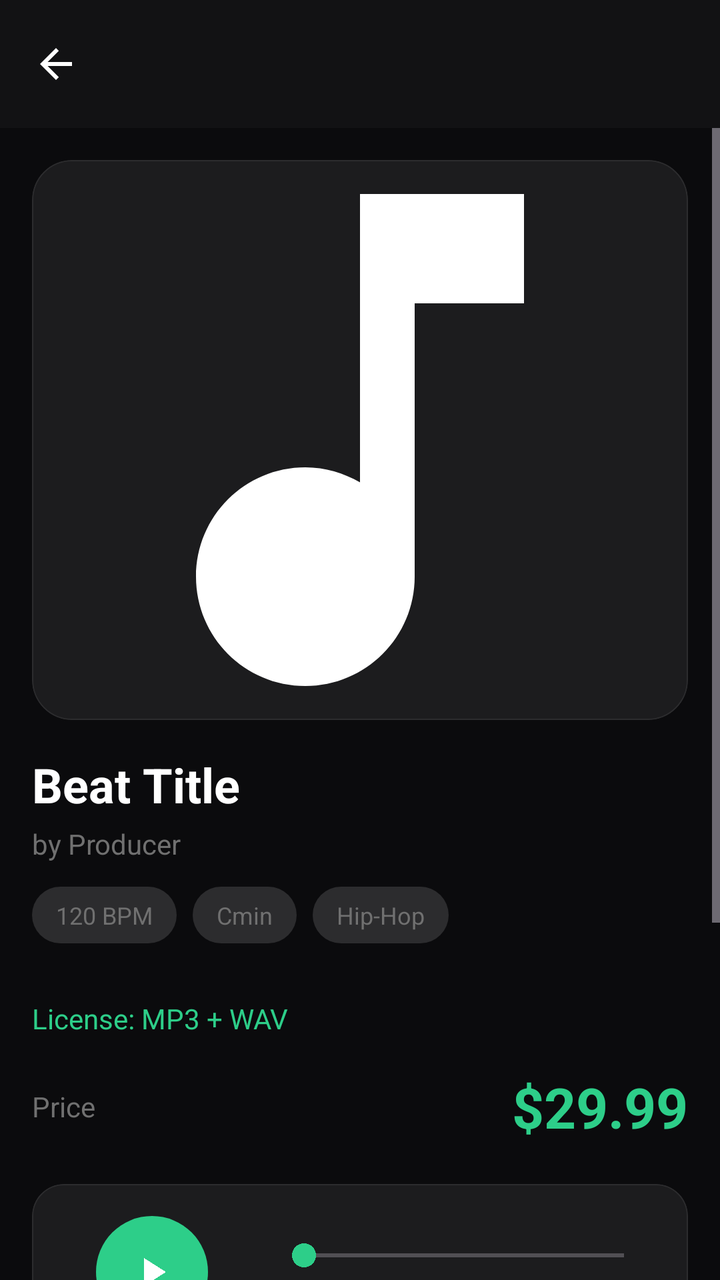
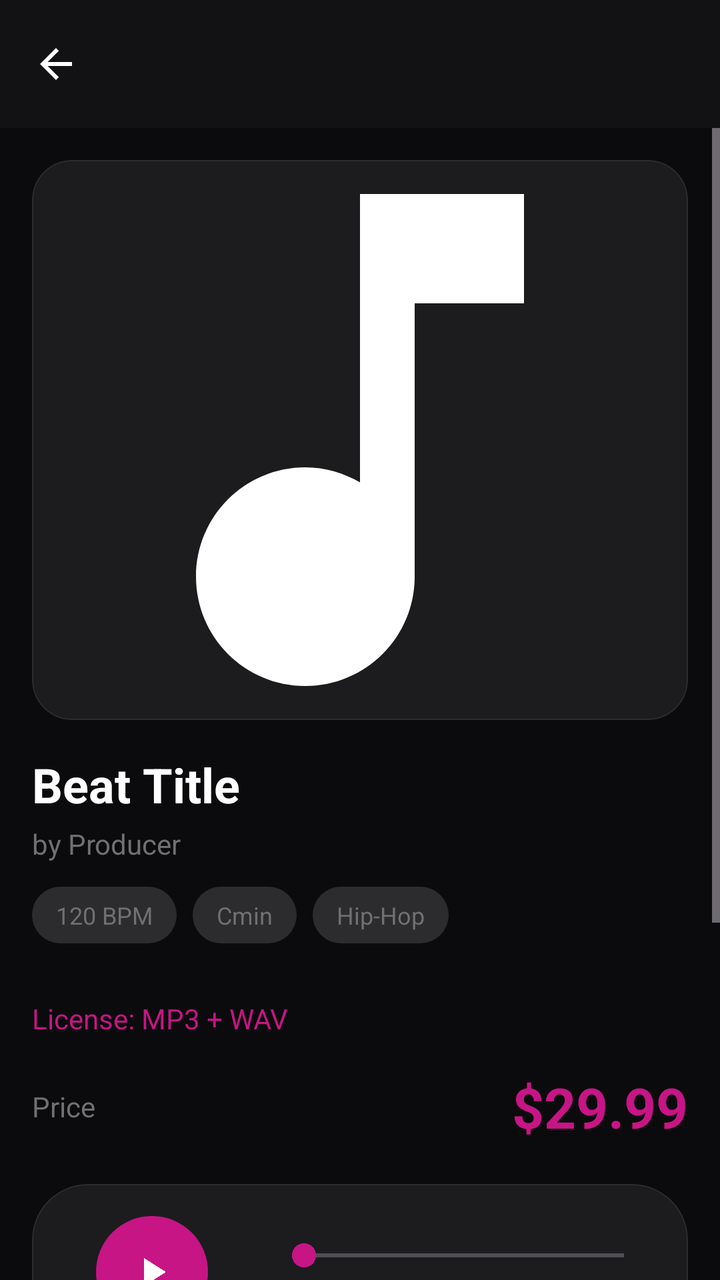

The first picture is an Android layout as it rendered before a commit; the second is the same layout after the commit. The layout source and the unified diff follow.
<!-- AndroidManifest.xml: activity theme Theme.BeatHouse.Dark -->
<!-- res/layout/activity_buyer_beat_detail.xml -->
<?xml version="1.0" encoding="utf-8"?>
<androidx.coordinatorlayout.widget.CoordinatorLayout
    xmlns:android="http://schemas.android.com/apk/res/android"
    xmlns:app="http://schemas.android.com/apk/res-auto"
    android:layout_width="match_parent"
    android:layout_height="match_parent"
    android:background="@color/background">

    <com.google.android.material.appbar.AppBarLayout
        android:layout_width="match_parent"
        android:layout_height="wrap_content"
        android:background="@color/surface"
        app:elevation="0dp">

        <com.google.android.material.appbar.MaterialToolbar
            android:id="@+id/toolbar"
            android:layout_width="match_parent"
            android:layout_height="?attr/actionBarSize"
            android:background="@color/surface"
            app:titleTextColor="@color/on_surface"
            app:navigationIcon="@drawable/ic_arrow_back"
            app:navigationIconTint="@color/on_surface" />

    </com.google.android.material.appbar.AppBarLayout>

    <ScrollView
        android:layout_width="match_parent"
        android:layout_height="match_parent"
        app:layout_behavior="@string/appbar_scrolling_view_behavior">

        <LinearLayout
            android:layout_width="match_parent"
            android:layout_height="wrap_content"
            android:orientation="vertical"
            android:padding="16dp">

            
            <com.google.android.material.card.MaterialCardView
                android:layout_width="match_parent"
                android:layout_height="280dp"
                android:layout_marginBottom="16dp"
                app:cardCornerRadius="20dp"
                app:cardElevation="0dp"
                app:strokeColor="@color/outline_variant"
                app:strokeWidth="0.5dp">

                <ImageView
                    android:id="@+id/ivCover"
                    android:layout_width="match_parent"
                    android:layout_height="match_parent"
                    android:scaleType="centerCrop"
                    android:src="@drawable/ic_music_note" />

            </com.google.android.material.card.MaterialCardView>

            
            <TextView
                android:id="@+id/tvTitle"
                android:layout_width="wrap_content"
                android:layout_height="wrap_content"
                android:text="Beat Title"
                android:textColor="@color/on_surface"
                android:textSize="24sp"
                android:textStyle="bold" />

            <TextView
                android:id="@+id/tvProducer"
                android:layout_width="wrap_content"
                android:layout_height="wrap_content"
                android:layout_marginTop="4dp"
                android:text="by Producer"
                android:textColor="@color/on_surface_secondary"
                android:textSize="14sp" />

            
            <LinearLayout
                android:layout_width="match_parent"
                android:layout_height="wrap_content"
                android:layout_marginTop="12dp"
                android:orientation="horizontal">

                <TextView
                    android:id="@+id/tvBpm"
                    android:layout_width="wrap_content"
                    android:layout_height="wrap_content"
                    android:background="@drawable/chip_background"
                    android:paddingHorizontal="12dp"
                    android:paddingVertical="6dp"
                    android:text="120 BPM"
                    android:textColor="@color/on_surface_secondary"
                    android:textSize="12sp" />

                <TextView
                    android:id="@+id/tvKey"
                    android:layout_width="wrap_content"
                    android:layout_height="wrap_content"
                    android:layout_marginStart="8dp"
                    android:background="@drawable/chip_background"
                    android:paddingHorizontal="12dp"
                    android:paddingVertical="6dp"
                    android:text="Cmin"
                    android:textColor="@color/on_surface_secondary"
                    android:textSize="12sp" />

                <TextView
                    android:id="@+id/tvGenre"
                    android:layout_width="wrap_content"
                    android:layout_height="wrap_content"
                    android:layout_marginStart="8dp"
                    android:background="@drawable/chip_background"
                    android:paddingHorizontal="12dp"
                    android:paddingVertical="6dp"
                    android:text="Hip-Hop"
                    android:textColor="@color/on_surface_secondary"
                    android:textSize="12sp" />

            </LinearLayout>

            
            <com.google.android.material.chip.ChipGroup
                android:id="@+id/chipGroupTags"
                android:layout_width="match_parent"
                android:layout_height="wrap_content"
                android:layout_marginTop="12dp" />

            
            <TextView
                android:id="@+id/tvLicense"
                android:layout_width="wrap_content"
                android:layout_height="wrap_content"
                android:layout_marginTop="16dp"
                android:text="License: MP3 + WAV"
                android:textColor="@color/primary"
                android:textSize="14sp" />

            
            <LinearLayout
                android:layout_width="match_parent"
                android:layout_height="wrap_content"
                android:layout_marginTop="16dp"
                android:orientation="horizontal"
                android:gravity="center_vertical">

                <TextView
                    android:layout_width="0dp"
                    android:layout_height="wrap_content"
                    android:layout_weight="1"
                    android:text="Price"
                    android:textColor="@color/on_surface_secondary"
                    android:textSize="14sp" />

                <TextView
                    android:id="@+id/tvPrice"
                    android:layout_width="wrap_content"
                    android:layout_height="wrap_content"
                    android:text="$29.99"
                    android:textColor="@color/primary"
                    android:textSize="28sp"
                    android:textStyle="bold" />

            </LinearLayout>

            
            <com.google.android.material.card.MaterialCardView
                android:layout_width="match_parent"
                android:layout_height="wrap_content"
                android:layout_marginTop="20dp"
                app:cardCornerRadius="16dp"
                app:cardElevation="0dp"
                app:cardBackgroundColor="@color/surface_container"
                app:strokeColor="@color/outline_variant"
                app:strokeWidth="0.5dp">

                <LinearLayout
                    android:layout_width="match_parent"
                    android:layout_height="wrap_content"
                    android:orientation="vertical"
                    android:padding="16dp">

                    <LinearLayout
                        android:layout_width="match_parent"
                        android:layout_height="wrap_content"
                        android:orientation="horizontal"
                        android:gravity="center_vertical">

                        <ImageButton
                            android:id="@+id/btnPrevious"
                            android:layout_width="40dp"
                            android:layout_height="40dp"
                            android:src="@drawable/ic_skip_previous"
                            android:background="?attr/selectableItemBackgroundBorderless"
                            app:tint="@color/on_surface"
                            android:visibility="gone" />

                        <ImageButton
                            android:id="@+id/btnPlay"
                            android:layout_width="56dp"
                            android:layout_height="56dp"
                            android:layout_marginHorizontal="16dp"
                            android:src="@drawable/ic_play_arrow"
                            android:background="@drawable/play_button_background"
                            app:tint="@color/on_primary" />

                        <ImageButton
                            android:id="@+id/btnNext"
                            android:layout_width="40dp"
                            android:layout_height="40dp"
                            android:src="@drawable/ic_skip_next"
                            android:background="?attr/selectableItemBackgroundBorderless"
                            app:tint="@color/on_surface"
                            android:visibility="gone" />

                        <LinearLayout
                            android:layout_width="0dp"
                            android:layout_height="wrap_content"
                            android:layout_weight="1"
                            android:layout_marginStart="16dp"
                            android:orientation="vertical">

                            <SeekBar
                                android:id="@+id/seekBar"
                                android:layout_width="match_parent"
                                android:layout_height="wrap_content"
                                android:progressTint="@color/primary"
                                android:thumbTint="@color/primary" />

                            <LinearLayout
                                android:layout_width="match_parent"
                                android:layout_height="wrap_content"
                                android:orientation="horizontal">

                                <TextView
                                    android:id="@+id/tvCurrentTime"
                                    android:layout_width="0dp"
                                    android:layout_height="wrap_content"
                                    android:layout_weight="1"
                                    android:text="0:00"
                                    android:textColor="@color/on_surface_secondary"
                                    android:textSize="12sp" />

                                <TextView
                                    android:id="@+id/tvTotalTime"
                                    android:layout_width="wrap_content"
                                    android:layout_height="wrap_content"
                                    android:text="0:00"
                                    android:textColor="@color/on_surface_secondary"
                                    android:textSize="12sp" />

                            </LinearLayout>

                        </LinearLayout>

                    </LinearLayout>

                </LinearLayout>

            </com.google.android.material.card.MaterialCardView>

            
            <TextView
                android:id="@+id/tvDescription"
                android:layout_width="match_parent"
                android:layout_height="wrap_content"
                android:layout_marginTop="20dp"
                android:text="Beat description"
                android:textColor="@color/on_surface_secondary"
                android:textSize="14sp"
                android:lineSpacingExtra="4dp" />

            
            <ProgressBar
                android:id="@+id/progressBar"
                android:layout_width="32dp"
                android:layout_height="32dp"
                android:layout_gravity="center"
                android:layout_marginTop="24dp"
                android:visibility="gone"
                android:indeterminateTint="@color/primary" />

            
            <com.google.android.material.button.MaterialButton
                android:id="@+id/btnAddToCart"
                android:layout_width="match_parent"
                android:layout_height="52dp"
                android:layout_marginTop="24dp"
                android:text="Add to Cart"
                android:textSize="16sp"
                android:textStyle="bold"
                app:cornerRadius="12dp"
                app:backgroundTint="@color/primary"
                android:textColor="@color/on_primary"
                app:icon="@drawable/ic_shopping_cart"
                app:iconGravity="textStart" />

            <com.google.android.material.button.MaterialButton
                android:id="@+id/btnBuyNow"
                android:layout_width="match_parent"
                android:layout_height="52dp"
                android:layout_marginTop="12dp"
                android:layout_marginBottom="24dp"
                android:text="Buy Now"
                android:textSize="16sp"
                android:textStyle="bold"
                app:cornerRadius="12dp"
                app:strokeColor="@color/primary"
                app:strokeWidth="1.5dp"
                style="@style/Widget.Material3.Button.OutlinedButton" />

        </LinearLayout>

    </ScrollView>

</androidx.coordinatorlayout.widget.CoordinatorLayout>
<!-- resources referenced by this layout -->
<resources>
  <color name="background">#0B0B0D</color>
  <color name="on_primary">#FFFFFF</color>
  <color name="on_surface">#FFFFFF</color>
  <color name="on_surface_secondary">#707070</color>
  <color name="outline_variant">#2C2C2E</color>
  <color name="primary">#2DCE89</color>
  <color name="surface">#121214</color>
  <color name="surface_container">#1C1C1E</color>
  <!-- drawable chip_background (drawable) -->
  <?xml version="1.0" encoding="utf-8"?>
  <shape xmlns:android="http://schemas.android.com/apk/res/android">
      <solid android:color="@color/surface_container_highest" />
      <corners android:radius="16dp" />
  </shape>
  <style name="Theme.BeatHouse.Dark" parent="Theme.BeatHouse">
          <item name="colorSurface">@color/surface</item>
          <item name="android:windowBackground">@color/background</item>
      </style>
  <color name="surface_container_highest">#2C2C2E</color>
  <color name="primary_container">#004D40</color>
  <color name="secondary">#8E8E93</color>
  <color name="secondary_container">#1C1C1E</color>
  <color name="on_secondary">#FFFFFF</color>
  <color name="error">#FF453A</color>
  <color name="error_container">#330000</color>
  <color name="surface_variant">#1A1A1C</color>
  <color name="on_surface_variant">#B0B0B0</color>
  <color name="outline">#1C1C1E</color>
  <style name="Widget.BeatHouse.Button" parent="Widget.Material3.Button">
          <item name="android:textSize">16sp</item>
          <item name="android:textStyle">bold</item>
          <item name="cornerRadius">12dp</item>
          <item name="iconGravity">textStart</item>
          <item name="iconPadding">8dp</item>
          <item name="android:insetTop">4dp</item>
          <item name="android:insetBottom">4dp</item>
          <item name="backgroundTint">@color/primary</item>
          <item name="android:textColor">@color/on_primary</item>
      </style>
  <style name="Widget.BeatHouse.Card" parent="Widget.Material3.CardView.Elevated">
          <item name="cardCornerRadius">16dp</item>
          <item name="cardElevation">0dp</item>
          <item name="strokeColor">@color/outline</item>
          <item name="strokeWidth">1dp</item>
          <item name="cardBackgroundColor">@color/surface_container</item>
      </style>
  <style name="Widget.BeatHouse.BottomNavigation" parent="Widget.Material3.BottomNavigationView">
          <item name="itemIconTint">@color/bottom_nav_icon_tint</item>
          <item name="itemTextColor">@color/bottom_nav_text_tint</item>
          <item name="itemBackground">@color/surface</item>
          <item name="android:background">@color/surface</item>
          <item name="elevation">0dp</item>
          <item name="itemPaddingTop">12dp</item>
          <item name="itemPaddingBottom">12dp</item>
      </style>
  <style name="Widget.BeatHouse.AppBarLayout" parent="Widget.Material3.AppBarLayout">
          <item name="android:background">@color/surface</item>
          <item name="backgroundTint">@color/surface</item>
      </style>
  <style name="Widget.BeatHouse.Chip" parent="Widget.Material3.Chip.Filter">
          <item name="chipCornerRadius">12dp</item>
          <item name="chipStrokeColor">@color/outline</item>
          <item name="chipStrokeWidth">1dp</item>
          <item name="android:textColor">@color/on_surface_variant</item>
          <item name="chipBackgroundColor">@color/surface_container</item>
          <item name="checkedIconTint">@color/primary</item>
          <item name="android:textSize">14sp</item>
      </style>
  <!-- unchanged entries left out for length: 9 -->
</resources>

<!-- the commit's change to res/layout/activity_buyer_beat_detail.xml (unified diff, before → after) -->
@@ -165,7 +165,7 @@
                 android:layout_width="match_parent"
                 android:layout_height="wrap_content"
                 android:layout_marginTop="20dp"
-                app:cardCornerRadius="16dp"
+                app:cardCornerRadius="28dp"
                 app:cardElevation="0dp"
                 app:cardBackgroundColor="@color/surface_container"
                 app:strokeColor="@color/outline_variant"
@@ -286,8 +286,8 @@
                 android:text="Add to Cart"
                 android:textSize="16sp"
                 android:textStyle="bold"
-                app:cornerRadius="12dp"
-                app:backgroundTint="@color/primary"
+                app:cornerRadius="24dp"
+                app:backgroundTint="@null" app:background="@drawable/bg_primary_gradient"
                 android:textColor="@color/on_primary"
                 app:icon="@drawable/ic_shopping_cart"
                 app:iconGravity="textStart" />
@@ -301,7 +301,7 @@
                 android:text="Buy Now"
                 android:textSize="16sp"
                 android:textStyle="bold"
-                app:cornerRadius="12dp"
+                app:cornerRadius="24dp"
                 app:strokeColor="@color/primary"
                 app:strokeWidth="1.5dp"
                 style="@style/Widget.Material3.Button.OutlinedButton" />
<!-- resource entries referenced after the edit -->
@@ -5,9 +5,19 @@
   <color name="on_surface">#FFFFFF</color>
   <color name="on_surface_secondary">#707070</color>
   <color name="outline_variant">#2C2C2E</color>
-  <color name="primary">#2DCE89</color>
+  <color name="primary">#C71585</color>
   <color name="surface">#121214</color>
   <color name="surface_container">#1C1C1E</color>
+  <!-- drawable bg_primary_gradient (drawable) -->
+  <?xml version="1.0" encoding="utf-8"?>
+  <shape xmlns:android="http://schemas.android.com/apk/res/android"
+      android:shape="rectangle">
+      <gradient
+          android:startColor="#C71585"
+          android:endColor="#9E106A"
+          android:angle="45" />
+      <corners android:radius="12dp" />
+  </shape>
   <!-- drawable chip_background (drawable) -->
   <?xml version="1.0" encoding="utf-8"?>
   <shape xmlns:android="http://schemas.android.com/apk/res/android">
@@ -19,7 +29,7 @@
           <item name="android:windowBackground">@color/background</item>
       </style>
   <color name="surface_container_highest">#2C2C2E</color>
-  <color name="primary_container">#004D40</color>
+  <color name="primary_container">#4D0033</color>
   <color name="secondary">#8E8E93</color>
   <color name="secondary_container">#1C1C1E</color>
   <color name="on_secondary">#FFFFFF</color>
@@ -31,7 +41,7 @@
   <style name="Widget.BeatHouse.Button" parent="Widget.Material3.Button">
           <item name="android:textSize">16sp</item>
           <item name="android:textStyle">bold</item>
-          <item name="cornerRadius">12dp</item>
+          <item name="cornerRadius">24dp</item>
           <item name="iconGravity">textStart</item>
           <item name="iconPadding">8dp</item>
           <item name="android:insetTop">4dp</item>
@@ -40,7 +50,7 @@
           <item name="android:textColor">@color/on_primary</item>
       </style>
   <style name="Widget.BeatHouse.Card" parent="Widget.Material3.CardView.Elevated">
-          <item name="cardCornerRadius">16dp</item>
+          <item name="cardCornerRadius">28dp</item>
           <item name="cardElevation">0dp</item>
           <item name="strokeColor">@color/outline</item>
           <item name="strokeWidth">1dp</item>
@@ -49,18 +59,19 @@
   <style name="Widget.BeatHouse.BottomNavigation" parent="Widget.Material3.BottomNavigationView">
           <item name="itemIconTint">@color/bottom_nav_icon_tint</item>
           <item name="itemTextColor">@color/bottom_nav_text_tint</item>
-          <item name="itemBackground">@color/surface</item>
-          <item name="android:background">@color/surface</item>
+          <item name="itemBackground">@android:color/transparent</item>
+          <item name="android:background">@android:color/transparent</item>
           <item name="elevation">0dp</item>
           <item name="itemPaddingTop">12dp</item>
           <item name="itemPaddingBottom">12dp</item>
+          <item name="labelVisibilityMode">unlabeled</item>
       </style>
   <style name="Widget.BeatHouse.AppBarLayout" parent="Widget.Material3.AppBarLayout">
           <item name="android:background">@color/surface</item>
           <item name="backgroundTint">@color/surface</item>
       </style>
   <style name="Widget.BeatHouse.Chip" parent="Widget.Material3.Chip.Filter">
-          <item name="chipCornerRadius">12dp</item>
+          <item name="chipCornerRadius">20dp</item>
           <item name="chipStrokeColor">@color/outline</item>
           <item name="chipStrokeWidth">1dp</item>
           <item name="android:textColor">@color/on_surface_variant</item>
